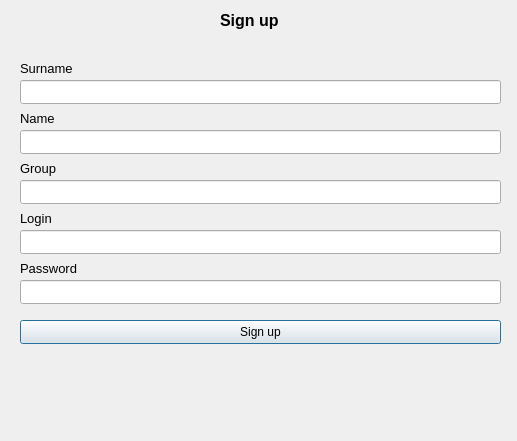
The window that signup.ui (Knigan/DB3) describes before a commit, drawn with Qt 5.
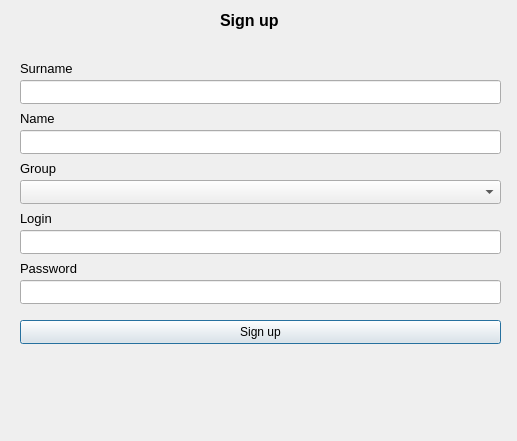
The same window after the commit.

The edit to the form file:
```diff
--- a/signup.ui
+++ b/signup.ui
@@ -106,16 +106,6 @@
     <string>Group</string>
    </property>
   </widget>
-  <widget class="QLineEdit" name="GroupLineEdit">
-   <property name="geometry">
-    <rect>
-     <x>20</x>
-     <y>180</y>
-     <width>481</width>
-     <height>24</height>
-    </rect>
-   </property>
-  </widget>
   <widget class="QLabel" name="LoginLabel">
    <property name="geometry">
     <rect>
@@ -204,6 +194,16 @@
     <string/>
    </property>
   </widget>
+  <widget class="QComboBox" name="comboBox">
+   <property name="geometry">
+    <rect>
+     <x>20</x>
+     <y>180</y>
+     <width>481</width>
+     <height>24</height>
+    </rect>
+   </property>
+  </widget>
  </widget>
  <resources/>
  <connections/>
```
